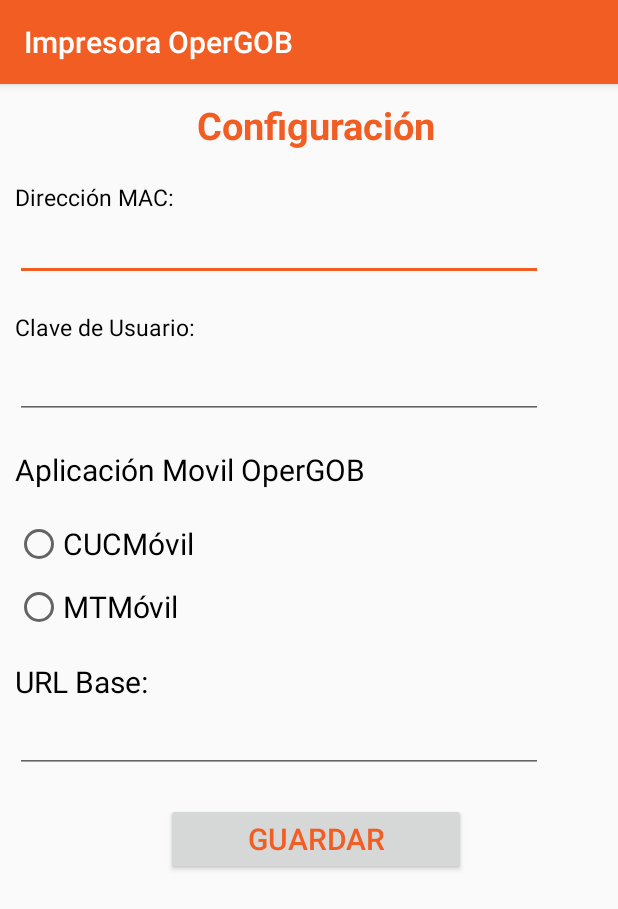
After one commit to adanch22/OperGOBImpresora, an Android app: the OptionsActivity screen opened directly, with no data from a screen before it, on a phone screen of 412 x 824 dp. The commit adds this screen. Shown: the top 909 px of the screen. Run offline under Robolectric (Android 15) with nearby library versions, the phone set to English and light mode, and no system bars.

Commit message:
OperGoBImpresora 1.0.0.3 Escritorio

```diff
--- a/app/src/main/java/com/example/opergobimpresora/Connectivity.java
+++ b/app/src/main/java/com/example/opergobimpresora/Connectivity.java
@@ -2,10 +2,15 @@ package com.example.opergobimpresora;
 import androidx.appcompat.app.AppCompatActivity;
 
 import android.content.Context;
+import android.content.Intent;
+import android.content.SharedPreferences;
 import android.graphics.Color;
 import android.os.Bundle;
 import android.os.Looper;
+import android.preference.PreferenceManager;
 import android.util.Log;
+import android.view.Menu;
+import android.view.MenuItem;
 import android.view.View;
 import android.widget.Button;
 import android.widget.EditText;
@@ -47,6 +52,8 @@ public class Connectivity extends AppCompatActivity {
     private Integer TipoTicket = 1;
     public String URL = "";
     private String claveUsuarioTexto;
+
+    private SharedPreferences myPreferences;
     // ------ variables ---------------->
     @Override
     protected void onCreate(Bundle savedInstanceState) {
@@ -54,9 +61,11 @@ public class Connectivity extends AppCompatActivity {
         setContentView(R.layout.activity_connectivity);
 
         macAddress = (EditText) this.findViewById(R.id.macInput);
-        claveUsuario = (EditText) this.findViewById(R.id.Usuario);
+        //claveUsuario = (EditText) this.findViewById(R.id.Usuario);
         macAddress.setText(SettingsHelper.getBluetoothAddress(this));
 
+
+        myPreferences = PreferenceManager.getDefaultSharedPreferences(getApplicationContext());
         statusField = (TextView) this.findViewById(R.id.statusText);
         btRadioButton = (RadioButton) this.findViewById(R.id.bluetoothRadio);
         btRadioButton.setChecked(true);
@@ -69,14 +78,14 @@ public class Connectivity extends AppCompatActivity {
         testButton.setOnClickListener(new View.OnClickListener() {
 
             public void onClick(View v) {
-                Toast.makeText(getApplicationContext(), URL, Toast.LENGTH_SHORT).show();
+               /* Toast.makeText(getApplicationContext(), URL, Toast.LENGTH_SHORT).show();
                 if (TipoTicket == 1){
                     claveUsuarioTexto = claveUsuario.getText().toString();
                     URL = "http://201.131.20.44/Prueba_Reynosa/TenaSD /CodeZPL/"+ claveUsuarioTexto+"/ImprimirCUC.txt";
                 }else{
                     claveUsuarioTexto = claveUsuario.getText().toString();
                     URL = "http://201.131.20.44/Prueba_Reynosa/MTMovil/CodeZPL/"+ claveUsuarioTexto +"/ImprimirCUC.txt";
-                }
+                }*/
 
                 new Thread(new Runnable() {
                     public void run() {
@@ -128,6 +137,28 @@ public class Connectivity extends AppCompatActivity {
 
     }
 
+    @Override
+    public boolean onCreateOptionsMenu(Menu menu) {
+        // Inflate the menu; this adds items to the action bar if it is present.
+        getMenuInflater().inflate(R.menu.menu_main, menu);
+        return true;
+    }
+
+
+    @Override
+    public boolean onOptionsItemSelected(MenuItem item) {
+        int id = item.getItemId();
+        //noinspection SimplifiableIfStatement
+        if (id == R.id.action_settings) {
+            Intent intent = new Intent (this, OptionsActivity.class);
+            startActivityForResult(intent, 0);
+           //return true;
+        }
+
+        return super.onOptionsItemSelected(item);
+    }
+
+
     private void toggleEditField(EditText editText, boolean set) {
         /*
          * Note: Disabled EditText fields may still get focus by some other means, and allow text input.
@@ -167,7 +198,8 @@ public class Connectivity extends AppCompatActivity {
     }
 
     private String getClaveUsuarioFieldText() {
-        return claveUsuario.getText().toString();
+        //return claveUsuario.getText().toString();
+        return  myPreferences.getString("USUARIO", "");
     }
 
     //Conectar con impresora
--- /dev/null
+++ b/app/src/main/java/com/example/opergobimpresora/OptionsActivity.java
@@ -0,0 +1,84 @@
+package com.example.opergobimpresora;
+
+import androidx.appcompat.app.AppCompatActivity;
+
+import android.content.Intent;
+import android.content.SharedPreferences;
+import android.os.Bundle;
+import android.preference.PreferenceManager;
+import android.view.View;
+import android.widget.Button;
+import android.widget.EditText;
+import android.widget.RadioButton;
+import android.widget.RadioGroup;
+import android.widget.Toast;
+
+public class OptionsActivity extends AppCompatActivity {
+
+    private Button testButton;
+    private EditText inMac, inUsuario, inURL;
+    private RadioButton ComercioRadio, MultaRadio;
+    private String StringinMac, StringinUsuario, StringinURL;
+    private int TipoTicket;
+    @Override
+    protected void onCreate(Bundle savedInstanceState) {
+        super.onCreate(savedInstanceState);
+        setContentView(R.layout.activity_options);
+        //Instancia de Objeto de Preferencias
+
+        testButton =  (Button) findViewById(R.id.InGuardar);
+        inMac = (EditText) findViewById(R.id.InMac);
+        inURL = (EditText) findViewById(R.id.InURL);
+        inUsuario = (EditText) findViewById(R.id.InUsuario);
+        ComercioRadio = (RadioButton) findViewById(R.id.inComercioRadio);
+        MultaRadio = (RadioButton) findViewById(R.id.inTransitoRadio);
+        SharedPreferences myPreferences = PreferenceManager.getDefaultSharedPreferences(getApplicationContext());
+        StringinMac = myPreferences.getString("MAC","");
+        StringinUsuario = myPreferences.getString("USUARIO", "");
+        TipoTicket = myPreferences.getInt("TIPOTICKET", 0);
+        StringinURL = myPreferences.getString("URL", "");
+        inMac.setText(StringinMac);
+        inUsuario.setText(StringinUsuario);
+        inURL.setText(StringinURL);
+        if(TipoTicket == 1){
+            ComercioRadio.setChecked(true);
+            MultaRadio.setChecked(false);
+        }else if(TipoTicket == 2){
+            ComercioRadio.setChecked(false);
+            MultaRadio.setChecked(true);
+        }
+
+
+
+        testButton.setOnClickListener(new View.OnClickListener() {
+            public void onClick(View v) {
+                StringinMac = inMac.getText().toString();
+                StringinUsuario = inUsuario.getText().toString();
+                StringinURL = inURL.getText().toString();
+                SharedPreferences myPreferences = PreferenceManager.getDefaultSharedPreferences(getApplicationContext());
+                SharedPreferences.Editor myEditor = myPreferences.edit();
+                myEditor.putString("MAC",StringinMac );
+                myEditor.putString("USUARIO", StringinUsuario);
+                myEditor.putInt("TIPOTICKET", TipoTicket);
+                myEditor.putString("URL", StringinURL);
+                myEditor.commit();
+
+                Toast.makeText(getApplicationContext(),"Se guardó la Configuración",Toast.LENGTH_LONG).show();
+
+            }
+        });
+
+        RadioGroup radioGroupTipoApp = (RadioGroup) this.findViewById(R.id.inradioGroupTipoApp);
+        radioGroupTipoApp.setOnCheckedChangeListener(new RadioGroup.OnCheckedChangeListener() {
+            public void onCheckedChanged(RadioGroup radioGroupTipoApp, int checkedId) {
+                if (checkedId == R.id.inComercioRadio) {
+                    TipoTicket = 1;
+
+                } else {
+                    TipoTicket = 2;
+
+                }
+            }
+        });
+    }
+}
--- a/app/src/main/res/layout/activity_connectivity.xml
+++ b/app/src/main/res/layout/activity_connectivity.xml
@@ -73,25 +73,6 @@
                 android:layout_weight="1" />
         </LinearLayout>
 
-        <TextView
-            android:id="@+id/UsuarioText"
-            android:layout_width="fill_parent"
-            android:textSize="20dp"
-            android:layout_height="wrap_content"
-            android:text="Clave de Usuario:"
-            android:layout_weight="1" />
-
-        <EditText
-            android:layout_marginTop="5dp"
-            android:layout_marginLeft="0dp"
-            android:layout_marginRight="50dp"
-            android:tooltipText="Clave de Usuario"
-            android:textColor="@color/cardview_dark_background"
-            android:layout_width="match_parent"
-            android:layout_height="wrap_content"
-            android:id="@+id/Usuario"
-            />
-
         <RadioGroup
             android:id="@+id/radioGroupTipoApp"
             android:layout_width="fill_parent"
--- /dev/null
+++ b/app/src/main/res/layout/activity_options.xml
@@ -0,0 +1,132 @@
+<?xml version="1.0" encoding="utf-8"?>
+<androidx.constraintlayout.widget.ConstraintLayout xmlns:android="http://schemas.android.com/apk/res/android"
+    xmlns:app="http://schemas.android.com/apk/res-auto"
+    xmlns:tools="http://schemas.android.com/tools"
+    android:layout_width="match_parent"
+    android:layout_height="match_parent"
+    tools:context=".OptionsActivity">
+
+    <LinearLayout
+        android:layout_width="match_parent"
+        android:layout_height="wrap_content"
+        android:layout_marginTop="10dp"
+        android:layout_marginLeft="10dp"
+        tools:ignore="MissingConstraints"
+        android:orientation="vertical">
+
+        <TextView
+            android:layout_width="match_parent"
+            android:layout_height="wrap_content"
+            android:layout_marginTop="10dp"
+            android:textColor="@color/colorPrimary"
+            android:textSize="25dp"
+            android:textStyle="bold"
+            android:gravity="center_horizontal"
+            android:text="Configuración"/>
+
+        <TextView
+            android:id="@+id/macAddressText"
+            android:layout_width="match_parent"
+            android:layout_height="wrap_content"
+            android:layout_marginTop="20dp"
+            android:textSize="15dp"
+            android:textColor="@color/colorBlack"
+            android:text="Dirección MAC:" />
+
+        <EditText
+            android:id="@+id/InMac"
+            android:layout_width="fill_parent"
+            android:layout_height="wrap_content"
+            android:enabled="true"
+            android:layout_marginRight="50dp"
+            android:inputType="textNoSuggestions|text" />
+
+        <TextView
+            android:id="@+id/UsuarioText"
+            android:layout_width="match_parent"
+            android:layout_height="wrap_content"
+            android:layout_marginTop="20dp"
+            android:textSize="15dp"
+            android:textColor="@color/colorBlack"
+            android:text="Clave de Usuario:" />
+
+        <EditText
+            android:layout_marginTop="5dp"
+            android:layout_marginLeft="0dp"
+            android:layout_marginRight="50dp"
+            android:tooltipText="Clave de Usuario"
+            android:textColor="@color/cardview_dark_background"
+            android:layout_width="match_parent"
+            android:layout_height="wrap_content"
+            android:id="@+id/InUsuario"
+            android:lines="1"
+            />
+
+        <TextView
+            android:layout_width="match_parent"
+            android:layout_height="wrap_content"
+            android:layout_marginTop="20dp"
+            android:textSize="20dp"
+            android:textColor="@color/colorBlack"
+            android:text="Aplicación Movil OperGOB"/>
+
+        <RadioGroup
+            android:id="@+id/inradioGroupTipoApp"
+            android:layout_width="fill_parent"
+            android:layout_height="wrap_content"
+            android:layout_below="@id/statusText"
+            android:orientation="vertical">
+
+            <RadioButton
+                android:id="@+id/inComercioRadio"
+                android:layout_height="wrap_content"
+                android:layout_width="wrap_content"
+                android:layout_marginTop="20dp"
+                android:textColor="@color/colorBlack"
+                android:textSize="20dp"
+                android:text="CUCMóvil" />
+            <RadioButton
+                android:id="@+id/inTransitoRadio"
+                android:layout_height="wrap_content"
+                android:layout_width="wrap_content"
+                android:layout_marginTop="10dp"
+                android:textColor="@color/colorBlack"
+                android:textSize="20dp"
+                android:text="MTMóvil" />
+
+        </RadioGroup>
+
+        <TextView
+            android:id="@+id/UrlText"
+            android:layout_width="match_parent"
+            android:layout_height="wrap_content"
+            android:layout_marginTop="20dp"
+            android:textSize="20dp"
+            android:textColor="@color/colorBlack"
+            android:text="URL Base:"
+            android:layout_weight="1" />
+
+        <EditText
+            android:layout_marginTop="5dp"
+            android:layout_marginLeft="0dp"
+            android:layout_marginRight="50dp"
+            android:tooltipText="URL Base"
+            android:textColor="@color/cardview_dark_background"
+            android:textSize="15dp"
+            android:layout_width="match_parent"
+            android:layout_height="wrap_content"
+            android:id="@+id/InURL"
+            android:lines="1"
+            />
+        <Button
+            android:id="@+id/InGuardar"
+            android:layout_width="wrap_content"
+            android:layout_height="match_parent"
+            android:layout_marginTop="20dp"
+            android:layout_gravity="center_horizontal"
+            android:textColor="@color/colorPrimary"
+
+            android:textSize="20dp"
+            android:text="         Guardar         "/>
+    </LinearLayout>
+</androidx.constraintlayout.widget.ConstraintLayout>
--- a/app/src/main/res/values/colors.xml
+++ b/app/src/main/res/values/colors.xml
@@ -4,5 +4,6 @@
     <color name="colorPrimaryDark">#DB5220</color>
     <color name="colorAccent">#F15D22</color>
     <color name="colorRed">#E53935</color>
+    <color name="colorBlack">#000000</color>
 
 </resources>
--- a/app/src/main/res/values/strings.xml
+++ b/app/src/main/res/values/strings.xml
@@ -1,4 +1,4 @@
 <resources>
     <string name="app_name">Impresora OperGOB</string>
-    <string name="action_settings">Opciones</string>
+    <string name="action_settings">Configuración</string>
 </resources>
```
Also changed, not shown: app/src/main/AndroidManifest.xml (+12 -2 lines).
